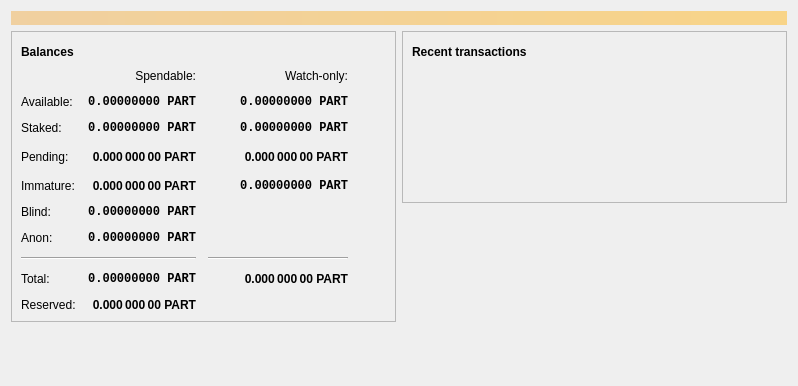
First picture: the form in src/qt/forms/overviewpage.ui, repository ghost-coin/ghost-core, before the edit.
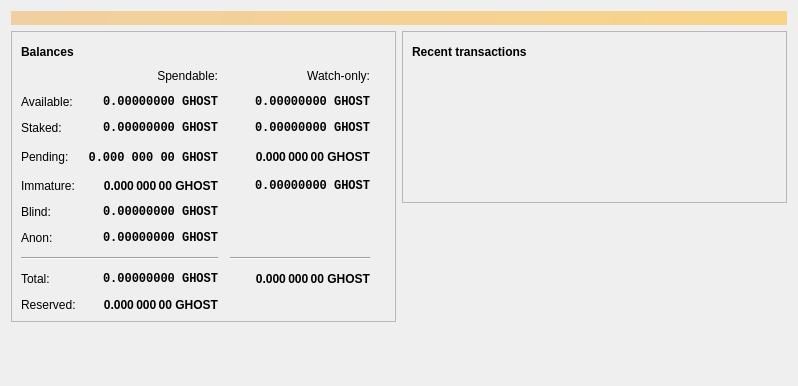
Second picture: the form after the edit. Icons and pictures are not drawn. Custom widgets are drawn as their Qt base class.

Diff of the .ui file:
```diff
--- a/src/qt/forms/overviewpage.ui
+++ b/src/qt/forms/overviewpage.ui
@@ -130,7 +130,7 @@
                <string>Your current staked balance</string>
               </property>
               <property name="text">
-               <string notr="true">0.00000000 PART</string>
+               <string notr="true">0.00000000 GHOST</string>
               </property>
               <property name="alignment">
                <set>Qt::AlignRight|Qt::AlignTrailing|Qt::AlignVCenter</set>
@@ -156,7 +156,7 @@
                <string>Your current watch-only staked balance</string>
               </property>
               <property name="text">
-               <string notr="true">0.00000000 PART</string>
+               <string notr="true">0.00000000 GHOST</string>
               </property>
               <property name="alignment">
                <set>Qt::AlignRight|Qt::AlignTrailing|Qt::AlignVCenter</set>
@@ -182,7 +182,7 @@
                <string>Mined balance in watch-only addresses that has not yet matured</string>
               </property>
               <property name="text">
-               <string notr="true">0.00000000 PART</string>
+               <string notr="true">0.00000000 GHOST</string>
               </property>
               <property name="alignment">
                <set>Qt::AlignRight|Qt::AlignTrailing|Qt::AlignVCenter</set>
@@ -220,7 +220,7 @@
                <string>Mined balance that has not yet matured</string>
               </property>
               <property name="text">
-               <string notr="true">0.000 000 00 PART</string>
+               <string notr="true">0.000 000 00 GHOST</string>
               </property>
               <property name="alignment">
                <set>Qt::AlignRight|Qt::AlignTrailing|Qt::AlignVCenter</set>
@@ -245,7 +245,7 @@
                <string>Unconfirmed transactions to watch-only addresses</string>
               </property>
               <property name="text">
-               <string notr="true">0.000 000 00 PART</string>
+               <string notr="true">0.000 000 00 GHOST</string>
               </property>
               <property name="alignment">
                <set>Qt::AlignRight|Qt::AlignTrailing|Qt::AlignVCenter</set>
@@ -259,6 +259,7 @@
              <widget class="QLabel" name="labelUnconfirmed">
               <property name="font">
                <font>
+                <family>Monospace</family>
                 <weight>75</weight>
                 <bold>true</bold>
                </font>
@@ -270,7 +271,7 @@
                <string>Total of transactions that have yet to be confirmed, and do not yet count toward the spendable balance</string>
               </property>
               <property name="text">
-               <string notr="true">0.000 000 00 PART</string>
+               <string notr="true">0.000 000 00 GHOST</string>
               </property>
               <property name="alignment">
                <set>Qt::AlignRight|Qt::AlignTrailing|Qt::AlignVCenter</set>
@@ -321,7 +322,7 @@
                <string>Current total balance in watch-only addresses</string>
               </property>
               <property name="text">
-               <string notr="true">0.000 000 00 PART</string>
+               <string notr="true">0.000 000 00 GHOST</string>
               </property>
               <property name="alignment">
                <set>Qt::AlignRight|Qt::AlignTrailing|Qt::AlignVCenter</set>
@@ -354,7 +355,7 @@
                <string>Your current total balance</string>
               </property>
               <property name="text">
-               <string notr="true">0.00000000 PART</string>
+               <string notr="true">0.00000000 GHOST</string>
               </property>
               <property name="alignment">
                <set>Qt::AlignRight|Qt::AlignTrailing|Qt::AlignVCenter</set>
@@ -411,7 +412,7 @@
                <string>Your current balance in watch-only addresses</string>
               </property>
               <property name="text">
-               <string notr="true">0.00000000 PART</string>
+               <string notr="true">0.00000000 GHOST</string>
               </property>
               <property name="alignment">
                <set>Qt::AlignRight|Qt::AlignTrailing|Qt::AlignVCenter</set>
@@ -461,7 +462,7 @@
                <string>Your current spendable blinded balance</string>
               </property>
               <property name="text">
-               <string notr="true">0.00000000 PART</string>
+               <string notr="true">0.00000000 GHOST</string>
               </property>
               <property name="alignment">
                <set>Qt::AlignRight|Qt::AlignTrailing|Qt::AlignVCenter</set>
@@ -494,7 +495,7 @@
                <string>Your current spendable anon balance</string>
               </property>
               <property name="text">
-               <string notr="true">0.00000000 PART</string>
+               <string notr="true">0.00000000 GHOST</string>
               </property>
               <property name="alignment">
                <set>Qt::AlignRight|Qt::AlignTrailing|Qt::AlignVCenter</set>
@@ -520,7 +521,7 @@
                <string>Your current spendable balance</string>
               </property>
               <property name="text">
-               <string notr="true">0.00000000 PART</string>
+               <string notr="true">0.00000000 GHOST</string>
               </property>
               <property name="alignment">
                <set>Qt::AlignRight|Qt::AlignTrailing|Qt::AlignVCenter</set>
@@ -552,7 +553,7 @@
                <string>Your current spendable balance</string>
               </property>
               <property name="text">
-               <string notr="true">0.000 000 00 PART</string>
+               <string notr="true">0.000 000 00 GHOST</string>
               </property>
               <property name="alignment">
                <set>Qt::AlignRight|Qt::AlignTrailing|Qt::AlignVCenter</set>
```
Left out of the diff: 4 changed lines with no effect on the pictures.
